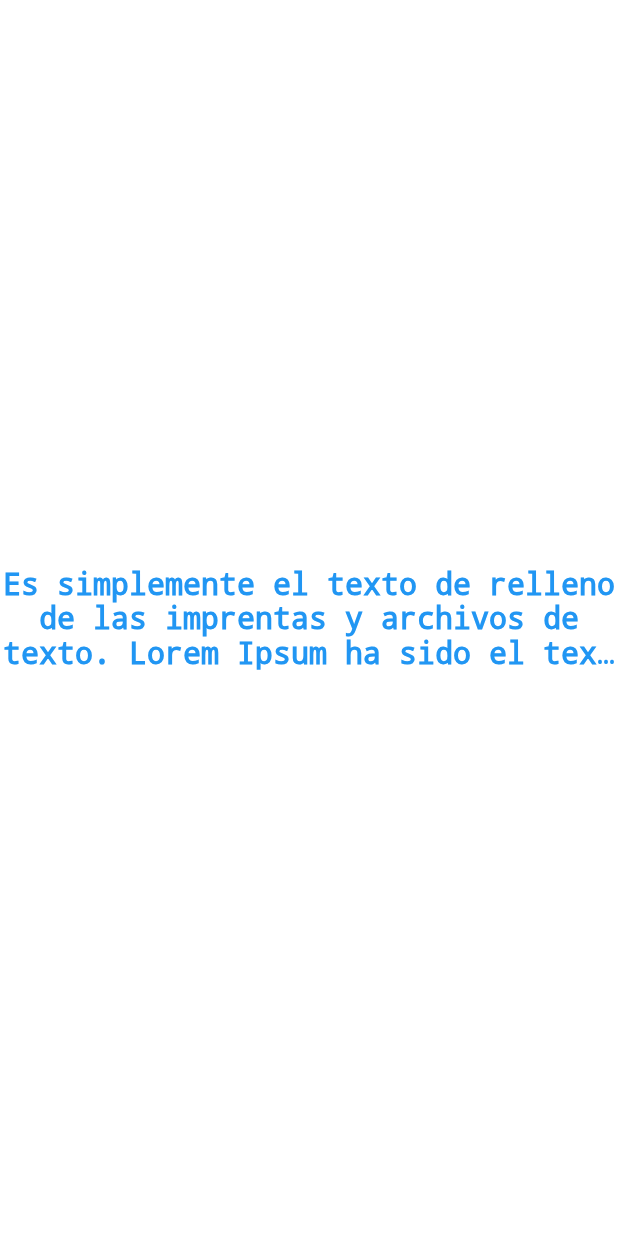
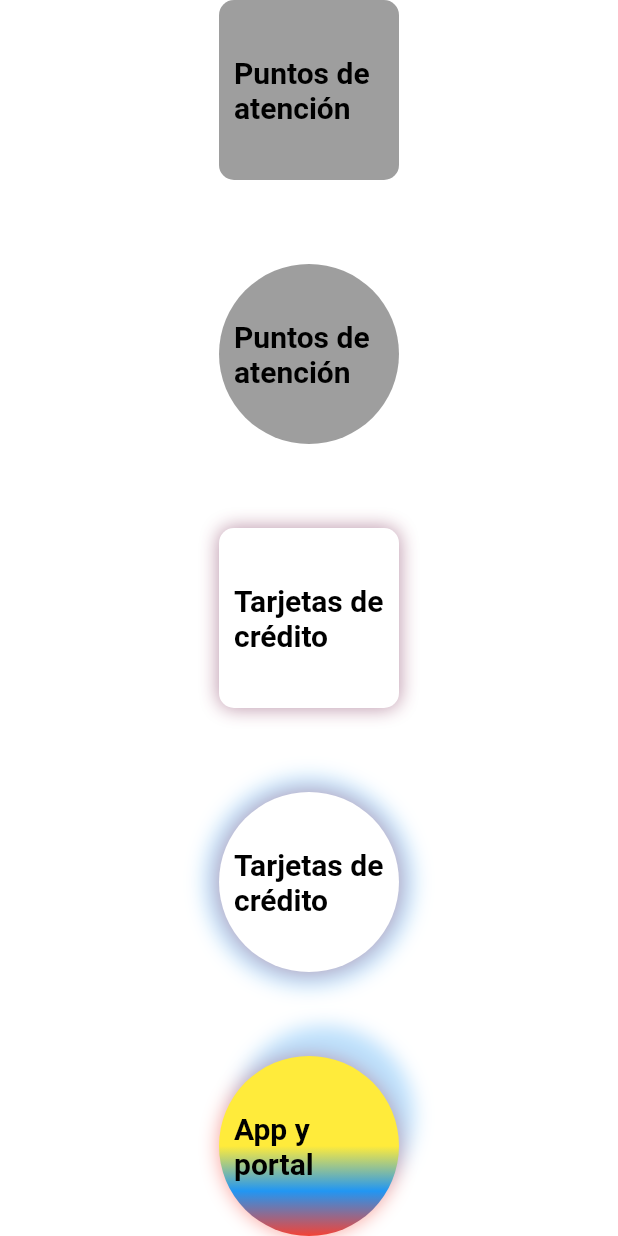
Before and after one commit to juansuarez-pragma/flutter_desde_cero, a Flutter app: the screen it shows after launch, on a phone screen of 412 x 824 dp. Run offline on Flutter 3.47's test engine with Material 3 defaults, Android fonts, the phone set to English and light mode, and no system bars.

Commit message:
2. widget container

```diff
--- /dev/null
+++ b/lib/container.dart
@@ -0,0 +1,141 @@
+import 'package:flutter/material.dart';
+
+class MyContainer extends StatelessWidget {
+  const MyContainer({super.key});
+
+  @override
+  Widget build(BuildContext context) {
+    return Container(
+      color: Colors.white,
+      child: DefaultTextStyle(
+        style: const TextStyle(),
+        child: Center(
+          child: Column(
+              mainAxisAlignment: MainAxisAlignment.spaceBetween,
+              children: [
+                Container(
+                  width: 120,
+                  height: 120,
+                  //alignment: Alignment.centerRight,
+                  padding: const EdgeInsets.all(10),
+                  alignment: Alignment.centerLeft,
+                  decoration: const BoxDecoration(
+                    color: Colors.grey,
+                    borderRadius: BorderRadius.all(Radius.circular(10)),
+                  ),
+                  child: const Text(
+                    'Puntos de atención',
+                    style: TextStyle(
+                        fontSize: 20,
+                        color: Colors.black,
+                        fontWeight: FontWeight.bold),
+                  ),
+                ),
+                Container(
+                  width: 120,
+                  height: 120,
+                  //alignment: Alignment.centerRight,
+                  padding: const EdgeInsets.all(10),
+                  alignment: Alignment.centerLeft,
+                  decoration: const BoxDecoration(
+                      color: Colors.grey, shape: BoxShape.circle),
+                  child: const Text(
+                    'Puntos de atención',
+                    style: TextStyle(
+                        fontSize: 20,
+                        color: Colors.black,
+                        fontWeight: FontWeight.bold),
+                  ),
+                ),
+                Container(
+                  width: 120,
+                  height: 120,
+                  //alignment: Alignment.centerRight,
+                  padding: const EdgeInsets.all(10),
+                  alignment: Alignment.centerLeft,
+                  decoration: BoxDecoration(
+                      color: Colors.white,
+                      borderRadius: const BorderRadius.all(Radius.circular(10)),
+                      boxShadow: [
+                        BoxShadow(
+                            color: Colors.red.withOpacity(0.5), blurRadius: 10),
+                        BoxShadow(
+                            color: Colors.blue.withOpacity(0.3), blurRadius: 10)
+                      ]),
+                  child: const Text(
+                    'Tarjetas de crédito',
+                    style: TextStyle(
+                        fontSize: 20,
+                        color: Colors.black,
+                        fontWeight: FontWeight.bold),
+                  ),
+                ),
+                Container(
+                  width: 120,
+                  height: 120,
+                  //alignment: Alignment.centerRight,
+                  padding: const EdgeInsets.all(10),
+                  alignment: Alignment.centerLeft,
+                  decoration: BoxDecoration(
+                      color: Colors.white,
+                      shape: BoxShape.circle,
+                      boxShadow: [
+                        BoxShadow(
+                            color: Colors.red.withOpacity(0.5), blurRadius: 10),
+                        BoxShadow(
+                            color: Colors.blue.withOpacity(0.3),
+                            blurRadius: 10,
+                            spreadRadius: 10)
+                      ]),
+                  child: const Text(
+                    'Tarjetas de crédito',
+                    style: TextStyle(
+                        fontSize: 20,
+                        color: Colors.black,
+                        fontWeight: FontWeight.bold),
+                  ),
+                ),
+                Container(
+                  width: 120,
+                  height: 120,
+                  //alignment: Alignment.centerRight,
+                  padding: const EdgeInsets.all(10),
+                  alignment: Alignment.centerLeft,
+                  decoration: BoxDecoration(
+                      color: Colors.white,
+                      shape: BoxShape.circle,
+                      gradient: const LinearGradient(
+                          colors: [
+                            Colors.yellow,
+                            Colors.blue,
+                            Colors.red,
+                          ],
+                          begin: Alignment.topCenter,
+                          end: Alignment.bottomCenter,
+                          stops: [
+                            0.5,
+                            0.75,
+                            1,
+                          ]),
+                      boxShadow: [
+                        BoxShadow(
+                            color: Colors.red.withOpacity(0.5), blurRadius: 10),
+                        BoxShadow(
+                            color: Colors.blue.withOpacity(0.3),
+                            blurRadius: 10,
+                            offset: const Offset(10, -20))
+                      ]),
+                  child: const Text(
+                    'App y portal',
+                    style: TextStyle(
+                        fontSize: 20,
+                        color: Colors.black,
+                        fontWeight: FontWeight.bold),
+                  ),
+                ),
+              ]),
+        ),
+      ),
+    );
+  }
+}
--- a/lib/main.dart
+++ b/lib/main.dart
@@ -1,4 +1,5 @@
 import 'package:flutter/material.dart';
+import 'package:flutter_desde_cero/container.dart';
 
 void main() {
   runApp(const MyApp());
@@ -10,19 +11,7 @@
   @override
   Widget build(BuildContext context) {
     return const MaterialApp(
-      home: Center(
-        child: Text(
-          'Es simplemente el texto de relleno de las imprentas y archivos de texto. Lorem Ipsum ha sido el texto de relleno estándar de las industrias desde el año 1500,',
-          maxLines: 3,
-          overflow: TextOverflow.ellipsis,
-          style: TextStyle(
-            fontSize: 20,
-            color: Colors.blue,
-            decoration: TextDecoration.none,
-          ),
-          textAlign: TextAlign.center,
-        ),
-      ),
+      home: MyContainer(),
     );
   }
 }
```
